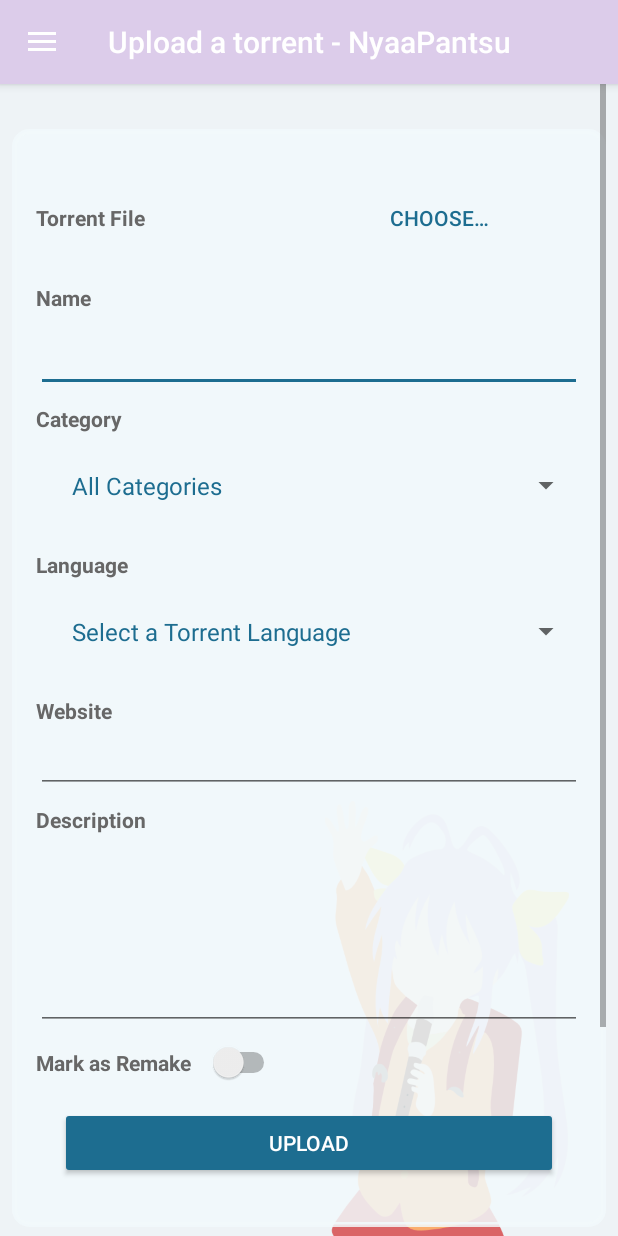
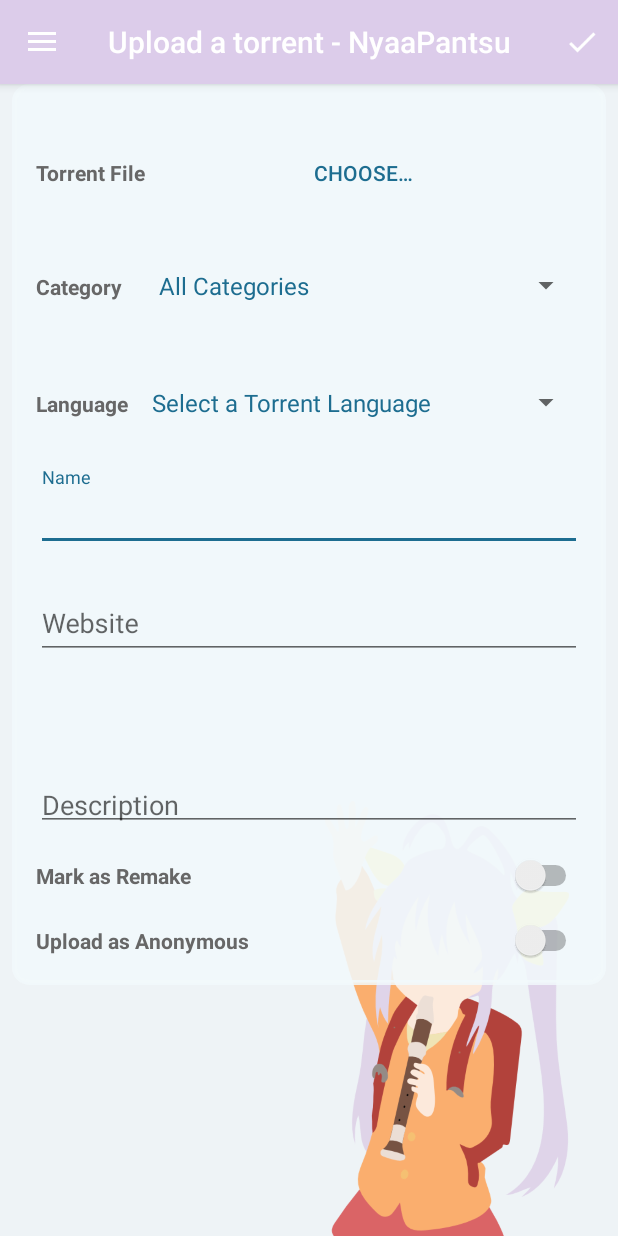
Before and after one commit to NyaaPantsu/NyaaPantsu-android-app, an Android app: the HomeActivity screen opened directly, with no data from a screen before it, in the side drawer, after a tap on "Upload", on a phone screen of 412 x 824 dp. Run offline under Robolectric (Android 15) with nearby library versions, the phone set to English and light mode, and no system bars; libraries missing offline, so code that uses them is left out: com.github.kittinunf.fuel, com.github.kittinunf.result, com.nononsenseapps.filepicker, net.gotev.uploadservice; pictures from the network do not load; 4 statements that could not run were skipped.

Commit message:
Update upload form layout

```diff
--- a/app/src/main/java/cat/pantsu/nyaapantsu/ui/fragment/UploadFragment.kt
+++ b/app/src/main/java/cat/pantsu/nyaapantsu/ui/fragment/UploadFragment.kt
@@ -11,9 +11,7 @@ import android.os.Bundle
 import android.support.v4.app.ActivityCompat
 import android.support.v4.content.ContextCompat
 import android.util.Log
-import android.view.LayoutInflater
-import android.view.View
-import android.view.ViewGroup
+import android.view.*
 import android.widget.AdapterView
 import android.widget.ArrayAdapter
 import android.widget.ImageButton
@@ -47,6 +45,7 @@ class UploadFragment : Fragment() {
 
     override fun onCreate(savedInstanceState: Bundle?) {
         super.onCreate(savedInstanceState)
+        setHasOptionsMenu(true)
     }
 
     override fun onCreateView(inflater: LayoutInflater?, container: ViewGroup?,
@@ -97,21 +96,33 @@ class UploadFragment : Fragment() {
                 ActivityCompat.requestPermissions(activity, arrayOf(Manifest.permission.READ_EXTERNAL_STORAGE), 10)
             }
         }
+    }
 
-        uploadButton.setOnClickListener { _ ->
-            if (valideForm()) {
-                upload(activity)
+    override fun onCreateOptionsMenu(menu: Menu?, inflater: MenuInflater?) {
+        super.onCreateOptionsMenu(menu, inflater)
+        inflater?.inflate(R.menu.menu_done, menu)
+    }
+
+    override fun onOptionsItemSelected(item: MenuItem?): Boolean {
+        when (item?.itemId) {
+            R.id.menu_done -> {
+                if (valideForm()) {
+                    upload(activity)
+                }
+                return true
+            }
+            else -> {
+                return super.onOptionsItemSelected(item)
             }
         }
     }
 
     fun valideForm(): Boolean {
-        torrentName.error=null
+        name_edit.error = null
         (categorySpin.getSelectedView() as TextView).error =null
-        torrentName.error = null
 
-        if (torrentName.text.isEmpty()) {
-            torrentName.error = getString(R.string.name_required)
+        if (name_edit.text.isEmpty()) {
+            name_edit.error = getString(R.string.name_required)
             return false
         }
 
@@ -121,7 +132,7 @@ class UploadFragment : Fragment() {
         }
 
         if (selectedTorrent == null) {
-            torrentName.error = getString(R.string.file_required)
+            name_edit.error = getString(R.string.file_required)
             return false
         }
 
@@ -146,13 +157,13 @@ class UploadFragment : Fragment() {
                     .setUtf8Charset()
                     .addHeader("Authorization", User.token)
                     .addParameter("username", User.name)
-                    .addParameter("name", nameUpload.text.toString())
+                    .addParameter("name", name_edit.text.toString())
                     .addParameter("c", c)
                     .addParameter("language", lang)
                     .addParameter("remake", remakeSwitch.isChecked.toString())
                     .addParameter("hidden", anonSwitch.isChecked.toString())
-                    .addParameter("website_link", websiteUpload.text.toString())
-                    .addParameter("desc", descriptionUpload.text.toString())
+                    .addParameter("website_link", website_edit.text.toString())
+                    .addParameter("desc", desc_edit.text.toString())
                     .setNotificationConfig(notificationConfig)
                     .setMaxRetries(2)
                     .setDelegate(object : UploadStatusDelegate {
@@ -177,10 +188,10 @@ class UploadFragment : Fragment() {
                                 if (errors != null) {
                                     errorText.text = errors.join("\n")
                                 }
-                                nameUpload.error = if (allErrors?.optString("name") != "") allErrors?.optString("name") else null
+                                name_edit.error = if (allErrors?.optString("name") != "") allErrors?.optString("name") else null
                                 (categorySpin.getSelectedView() as TextView).error = if (allErrors?.optString("category") != "") allErrors?.optString("category") else null
                                 (languageSpin.getSelectedView() as TextView).error = if (allErrors?.optString("language") != "") allErrors?.optString("language") else null
-                                websiteUpload.error = if (allErrors?.optString("website") != "") allErrors?.optString("website") else null
+                                website_edit.error = if (allErrors?.optString("website") != "") allErrors?.optString("website") else null
                                 errorText.visibility = View.VISIBLE
                             }
                         }
@@ -217,10 +228,10 @@ class UploadFragment : Fragment() {
             val files = Utils.getSelectedFilesFromResult(intent!!)
             for (uri in files) {
                 val file = Utils.getFileForUri(uri)
-                if (torrentName.text.toString() == "") {
-                    torrentName.text = file.name
+                if (name_edit.text.toString() == "") {
+                    name_edit.setText(file.name)
                 }
-                nameUpload.setText(file.nameWithoutExtension)
+                name_edit.setText(file.nameWithoutExtension)
                 selectedTorrent = file
             }
         }
--- a/app/src/main/res/layout/fragment_upload.xml
+++ b/app/src/main/res/layout/fragment_upload.xml
@@ -1,17 +1,13 @@
 <?xml version="1.0" encoding="utf-8"?>
-<FrameLayout xmlns:android="http://schemas.android.com/apk/res/android"
-    xmlns:app="http://schemas.android.com/apk/res-auto"
-    xmlns:tools="http://schemas.android.com/tools"
-    android:layout_width="match_parent"
-    android:layout_height="match_parent"
-    tools:context="cat.pantsu.nyaapantsu.ui.fragment.UploadFragment">
 <android.support.constraint.ConstraintLayout xmlns:android="http://schemas.android.com/apk/res/android"
     xmlns:app="http://schemas.android.com/apk/res-auto"
     xmlns:tools="http://schemas.android.com/tools"
     android:layout_width="match_parent"
     android:layout_height="match_parent"
     android:background="@color/colorBluePastelLight"
+    tools:context="cat.pantsu.nyaapantsu.ui.fragment.UploadFragment"
     tools:showIn="@layout/fragment_upload">
+
     <ImageView
         android:id="@+id/imageView4"
         android:layout_width="212dp"
@@ -26,24 +22,14 @@
     <ScrollView
         android:layout_width="match_parent"
         android:layout_height="match_parent"
-            android:paddingBottom="0dp"
         android:paddingEnd="@dimen/nav_header_vertical_spacing"
-            android:paddingLeft="@dimen/nav_header_vertical_spacing"
-            android:paddingRight="@dimen/nav_header_vertical_spacing"
-            android:paddingStart="@dimen/nav_header_vertical_spacing"
-            android:paddingTop="0dp">
-
-            <RelativeLayout
-                android:layout_width="match_parent"
-                android:layout_height="wrap_content">
+        android:paddingStart="@dimen/nav_header_vertical_spacing">
 
         <LinearLayout
             android:layout_width="match_parent"
             android:layout_height="wrap_content"
-                android:layout_marginBottom="@dimen/nav_header_height"
-                android:layout_marginTop="@dimen/marginMedium"
             android:background="@drawable/layout_bg"
-                android:clipToPadding="false"
+            android:clipToPadding="true"
             android:orientation="vertical"
             android:padding="@dimen/activity_horizontal_margin"
             tools:layout_editor_absoluteX="8dp"
@@ -57,13 +43,12 @@
 
             <LinearLayout
                 android:layout_width="match_parent"
-                    android:layout_height="match_parent"
+                android:layout_height="wrap_content"
                 android:orientation="horizontal">
 
                 <TextView
                     android:layout_width="wrap_content"
                     android:layout_height="wrap_content"
-                        android:layout_weight="1"
                     android:text="@string/torrent_file"
                     android:textColor="@color/colorDarkLink"
                     android:textStyle="bold" />
@@ -71,39 +56,20 @@
                 <Button
                     android:id="@+id/chooseButton"
                     style="@style/Widget.AppCompat.Button.Borderless.Colored"
-                        android:layout_width="wrap_content"
+                    android:layout_width="0dp"
                     android:layout_height="wrap_content"
                     android:layout_weight="1"
                     android:text="@string/choose" />
-
             </LinearLayout>
 
-                <TextView
-                    android:id="@+id/torrentName"
+            <LinearLayout
                 android:layout_width="match_parent"
                 android:layout_height="wrap_content"
-                    android:layout_weight="1"
-                    android:textColor="@color/colorPink" />
+                android:layout_marginTop="16dp"
+                android:orientation="horizontal">
 
                 <TextView
-                    android:layout_width="match_parent"
-                    android:layout_height="wrap_content"
-                    android:layout_marginBottom="@dimen/nav_header_vertical_spacing"
-                    android:layout_weight="1"
-                    android:text="@string/name"
-                    android:textColor="@color/colorDarkLink"
-                    android:textStyle="bold" />
-
-                <EditText
-                    android:id="@+id/nameUpload"
-                    android:layout_width="match_parent"
-                    android:layout_height="wrap_content"
-                    android:layout_marginBottom="@dimen/nav_header_vertical_spacing"
-                    android:ems="10"
-                    android:inputType="textPersonName" />
-
-                <TextView
-                    android:layout_width="match_parent"
+                    android:layout_width="wrap_content"
                     android:layout_height="wrap_content"
                     android:text="@string/category"
                     android:textColor="@color/colorDarkLink"
@@ -111,13 +77,20 @@
 
                 <Spinner
                     android:id="@+id/categorySpin"
+                    android:layout_width="0dp"
+                    android:layout_height="wrap_content"
+                    android:layout_weight="1"
+                    android:padding="@dimen/nav_header_vertical_spacing" />
+            </LinearLayout>
+
+            <LinearLayout
                 android:layout_width="match_parent"
-                    android:layout_height="wrap_content"
-                    android:layout_marginBottom="@dimen/nav_header_vertical_spacing"
-                    android:padding="@dimen/nav_header_vertical_spacing" />
+                android:layout_height="match_parent"
+                android:layout_marginTop="16dp"
+                android:orientation="horizontal">
 
                 <TextView
-                    android:layout_width="match_parent"
+                    android:layout_width="wrap_content"
                     android:layout_height="wrap_content"
                     android:text="@string/language"
                     android:textColor="@color/colorDarkLink"
@@ -125,80 +98,75 @@
 
                 <Spinner
                     android:id="@+id/languageSpin"
+                    android:layout_width="0dp"
+                    android:layout_height="wrap_content"
+                    android:layout_weight="1" />
+            </LinearLayout>
+
+            <android.support.design.widget.TextInputLayout
                 android:layout_width="match_parent"
                 android:layout_height="wrap_content"
-                    android:layout_marginBottom="@dimen/nav_header_vertical_spacing"
-                    android:padding="@dimen/nav_header_vertical_spacing" />
+                android:layout_marginTop="16dp">
 
-                <TextView
+                <android.support.design.widget.TextInputEditText
+                    android:id="@+id/name_edit"
                     android:layout_width="match_parent"
                     android:layout_height="wrap_content"
-                    android:text="@string/website"
-                    android:textColor="@color/colorDarkLink"
-                    android:textStyle="bold" />
+                    android:hint="@string/name"
+                    android:inputType="text"
+                    android:lines="1"
+                    android:textColor="@color/colorDarkLink" />
+            </android.support.design.widget.TextInputLayout>
 
-                <EditText
-                    android:id="@+id/websiteUpload"
+            <android.support.design.widget.TextInputLayout
                 android:layout_width="match_parent"
                 android:layout_height="wrap_content"
-                    android:layout_marginBottom="@dimen/nav_header_vertical_spacing"
-                    android:ems="10"
-                    android:inputType="textPersonName" />
+                android:layout_marginTop="16dp">
 
-                <TextView
+                <android.support.design.widget.TextInputEditText
+                    android:id="@+id/website_edit"
                     android:layout_width="match_parent"
                     android:layout_height="wrap_content"
-                    android:text="@string/description"
-                    android:textColor="@color/colorDarkLink"
-                    android:textStyle="bold" />
+                    android:hint="@string/website"
+                    android:inputType="text"
+                    android:lines="1"
+                    android:textColor="@color/colorDarkLink" />
+            </android.support.design.widget.TextInputLayout>
 
-                <EditText
-                    android:id="@+id/descriptionUpload"
+            <android.support.design.widget.TextInputLayout
                 android:layout_width="match_parent"
                 android:layout_height="wrap_content"
-                    android:layout_marginBottom="@dimen/nav_header_vertical_spacing"
-                    android:ems="10"
-                    android:inputType="text|textAutoCorrect|textAutoComplete|textMultiLine|textWebEditText"
-                    android:lines="5" />
+                android:layout_marginTop="16dp">
 
-                <LinearLayout
+                <android.support.design.widget.TextInputEditText
+                    android:id="@+id/desc_edit"
                     android:layout_width="match_parent"
-                    android:layout_height="match_parent"
-                    android:orientation="horizontal">
+                    android:layout_height="wrap_content"
+                    android:gravity="bottom"
+                    android:hint="@string/description"
+                    android:inputType="textAutoCorrect|textMultiLine"
+                    android:lines="3"
+                    android:textColor="@color/colorDarkLink" />
+            </android.support.design.widget.TextInputLayout>
 
             <Switch
                 android:id="@+id/remakeSwitch"
-                        android:layout_width="wrap_content"
+                android:layout_width="match_parent"
                 android:layout_height="wrap_content"
-                        android:layout_weight="1"
+                android:layout_marginTop="16dp"
                 android:text="@string/mark_as_remake"
                 android:textColor="@color/colorDarkLink"
                 android:textStyle="bold" />
 
             <Switch
                 android:id="@+id/anonSwitch"
-                        android:layout_width="wrap_content"
+                android:layout_width="match_parent"
                 android:layout_height="wrap_content"
-                        android:layout_weight="1"
+                android:layout_marginTop="16dp"
                 android:text="@string/mark_as_anon"
                 android:textColor="@color/colorDarkLink"
                 android:textStyle="bold"
-                        android:visibility="invisible" />
-
+                android:visibility="visible" />
         </LinearLayout>
-
-                <Button
-                    android:id="@+id/uploadButton"
-                    style="@style/Widget.AppCompat.Button.Colored"
-                    android:layout_width="match_parent"
-                    android:layout_height="wrap_content"
-                    android:layout_margin="@dimen/activity_horizontal_margin"
-                    android:text="@string/upload" />
-
-            </LinearLayout>
-            </RelativeLayout>
-
     </ScrollView>
-
 </android.support.constraint.ConstraintLayout>
-    </FrameLayout>
--- /dev/null
+++ b/app/src/main/res/menu/menu_done.xml
@@ -0,0 +1,9 @@
+<?xml version="1.0" encoding="utf-8"?>
+<menu xmlns:android="http://schemas.android.com/apk/res/android"
+    xmlns:app="http://schemas.android.com/apk/res-auto">
+    <item
+        android:id="@+id/menu_done"
+        android:icon="@drawable/ic_done_white_24dp"
+        android:title="@string/done"
+        app:showAsAction="always" />
+</menu>
--- a/app/src/main/res/values/strings.xml
+++ b/app/src/main/res/values/strings.xml
@@ -196,4 +196,5 @@
     <string name="pref_title_doubleBackToExit">Double back to exit</string>
     <string name="deleted">Deleted</string>
     <string name="permission_required">Permission required</string>
+    <string name="done">Done</string>
 </resources>
```
Also changed, not shown: app/src/main/res/drawable-xhdpi/ic_done_white_24dp.png (added), app/src/main/res/drawable-xxhdpi/ic_done_white_24dp.png (added), app/src/main/res/drawable-xxxhdpi/ic_done_white_24dp.png (added). Lines whose indentation alone changed are shown as unchanged.
